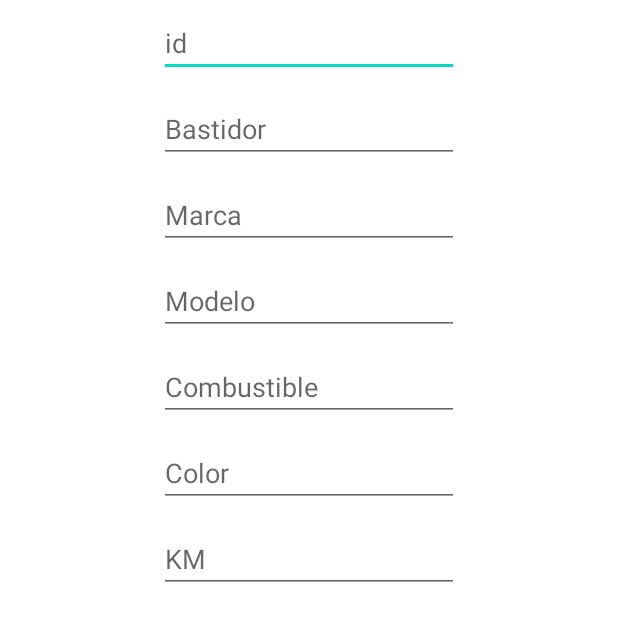
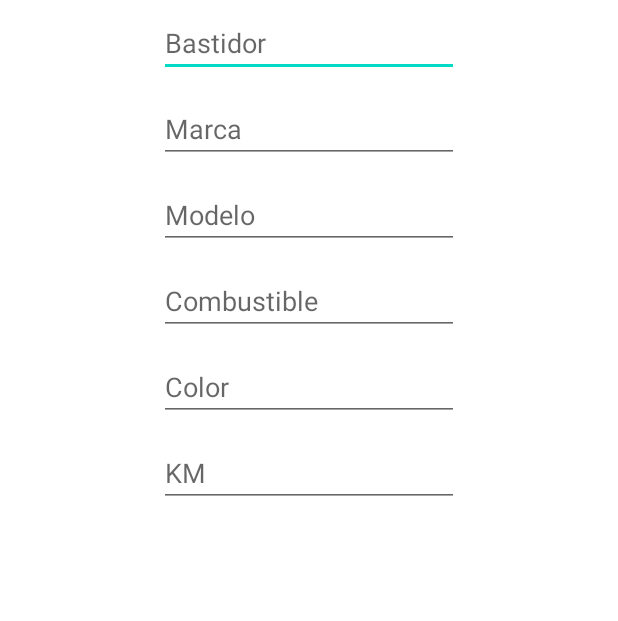
Before and after one commit to pablofu9/Practica18Kotlin, an Android app: the layout ventana_anadir.xml on its own in the app's theme, with its tools: preview values and no code run, on a phone screen of 412 x 824 dp. Shown: the top 621 px of the screen. Run offline under Robolectric (Android 15) with nearby library versions, the phone set to English and light mode, and no system bars.

```diff
--- a/app/src/main/res/layout-land/ventana_anadir.xml
+++ b/app/src/main/res/layout-land/ventana_anadir.xml
@@ -8,13 +8,6 @@
         android:layout_width="match_parent"
         android:layout_height="match_parent">
         <TableRow>
-            <EditText
-                android:layout_width="100dp"
-                android:layout_height="wrap_content"
-                android:hint="id"
-                android:id="@+id/t1"
-                android:layout_margin="6dp"
-                android:layout_gravity="center"/>
             <EditText
                 android:layout_width="100dp"
                 android:layout_height="wrap_content"
@@ -29,9 +22,6 @@
                 android:id="@+id/t3"
                 android:layout_margin="6dp"
                 android:layout_gravity="center"/>
-        </TableRow>
-        <TableRow>
-
             <EditText
                 android:layout_width="100dp"
                 android:layout_height="wrap_content"
@@ -39,6 +29,10 @@
                 android:id="@+id/t4"
                 android:layout_margin="6dp"
                 android:layout_gravity="center"/>
+        </TableRow>
+        <TableRow>
+
+
             <EditText
                 android:layout_width="100dp"
                 android:layout_height="wrap_content"
--- a/app/src/main/res/layout/ventana_anadir.xml
+++ b/app/src/main/res/layout/ventana_anadir.xml
@@ -5,13 +5,7 @@
     android:orientation="vertical">
 
 
-    <EditText
-        android:layout_width="200dp"
-        android:layout_height="wrap_content"
-        android:hint="id"
-        android:id="@+id/t1"
-        android:layout_margin="6dp"
-        android:layout_gravity="center"/>
+
     <EditText
         android:layout_width="200dp"
         android:layout_height="wrap_content"
```
Also changed, not shown: app/src/main/java/com/example/practica18_pablofuertes/activities/MainActivity.kt (+2 -9 lines), app/src/main/java/com/example/practica18_pablofuertes/controller/SqliteHelper.kt (+35 -6 lines), app/src/main/java/com/example/practica18_pablofuertes/dialogs/DialogAnadir.kt (+10 -6 lines), app/src/main/java/com/example/practica18_pablofuertes/dialogs/DialogEliminar.kt (+28 -2 lines), app/src/main/java/com/example/practica18_pablofuertes/dialogs/DialogModificar.kt (added, +67 -0 lines), app/src/main/java/com/example/practica18_pablofuertes/fragments/Fragment_lista.kt (+12 -11 lines), app/src/main/java/com/example/practica18_pablofuertes/model/Vehiculo.kt (+1 -8 lines).
